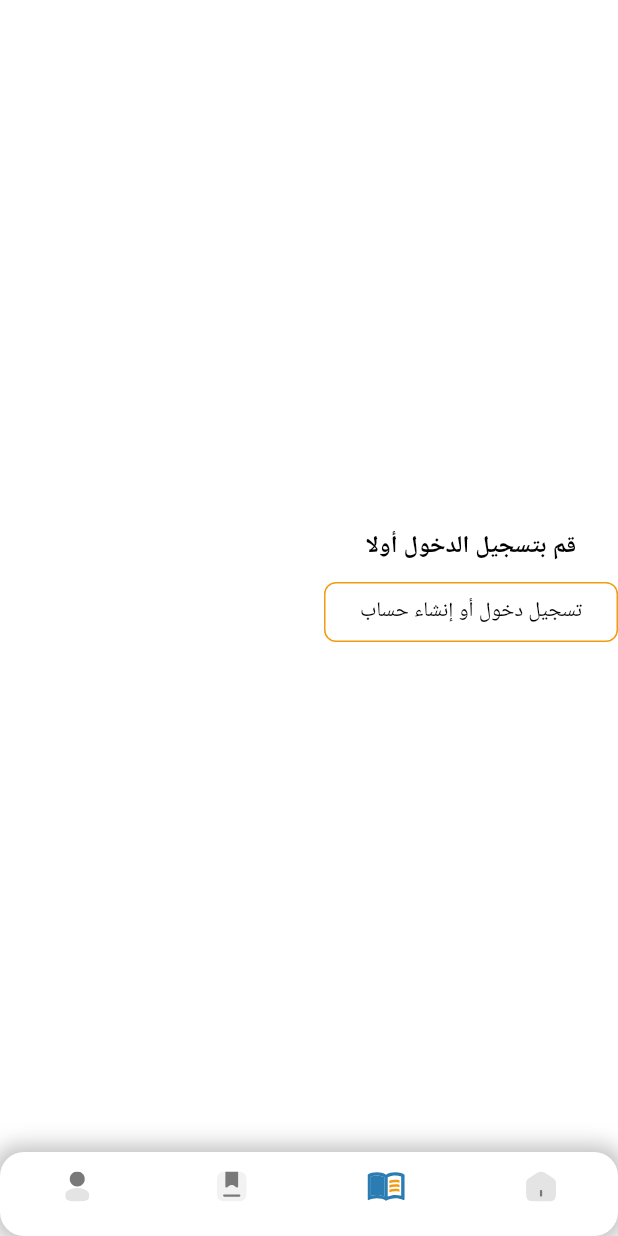
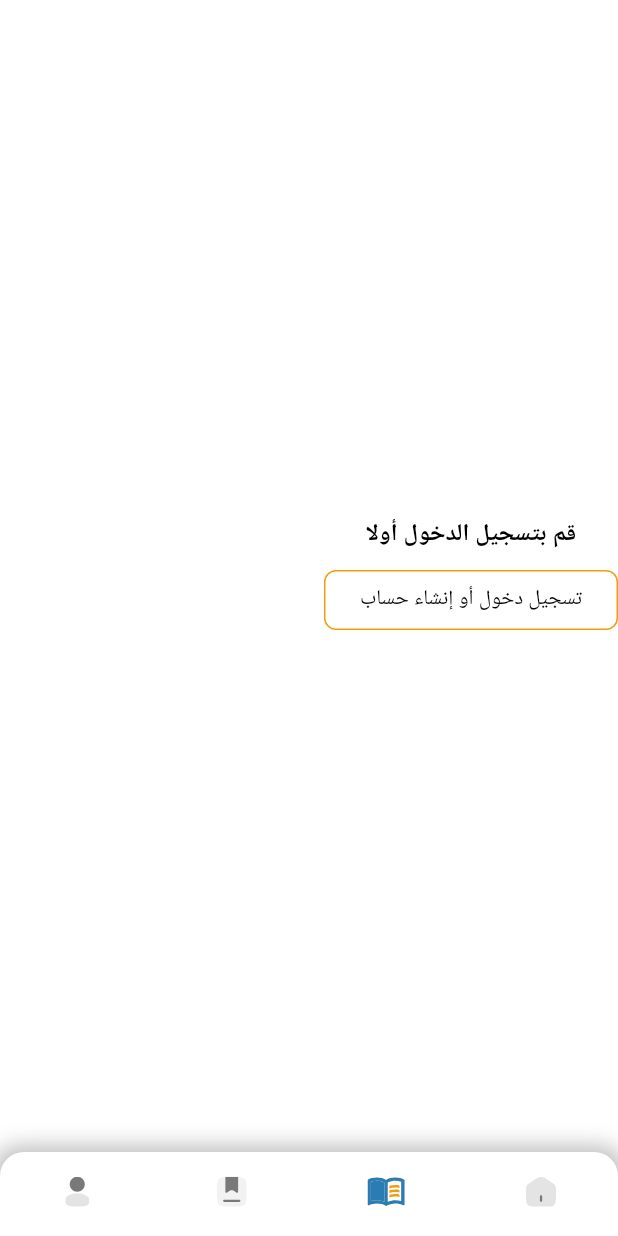
Before and after one commit to mahmoudhamdyae/ElBahaa, a Flutter app: the MainScreen screen opened directly, item 2 of the bottom bar chosen, on a phone screen of 412 x 824 dp. Run offline on Flutter 3.47's test engine with Material 3 defaults, Android fonts, the light colour scheme and no system bars; drawn by our look-alikes of persistent_bottom_nav_bar, persistent_bottom_nav_bar_v2; our stand-ins replace badges, dio, firebase_core, firebase_messaging, firebase_remote_config, flutter_local_notifications and 12 more; missing offline and left inert: flutter_media_downloader, pair, purchases_flutter, rate_my_app; accounts and stored records are empty; Roboto replaces fonts that are missing (SakkalMajalla).

Commit message:
Upgrade Fixes

```diff
--- a/lib/presentation/screens/main_screen.dart
+++ b/lib/presentation/screens/main_screen.dart
@@ -1,15 +1,13 @@
 import 'package:elbahaa/presentation/resources/assets_manager.dart';
-import 'package:elbahaa/presentation/resources/strings_manager.dart';
+import 'package:elbahaa/presentation/resources/color_manager.dart';
 import 'package:elbahaa/presentation/screens/fav/widgets/fav_screen.dart';
 import 'package:elbahaa/presentation/screens/me/widgets/me_screen.dart';
 import 'package:elbahaa/presentation/screens/subscription/widgets/subscription_screen.dart';
 import 'package:flutter/material.dart';
 import 'package:flutter_svg/flutter_svg.dart';
-import 'package:persistent_bottom_nav_bar/persistent_tab_view.dart';
+import 'package:persistent_bottom_nav_bar_v2/persistent_bottom_nav_bar_v2.dart';
 import 'package:rate_my_app/rate_my_app.dart';
 import '../../core/check_version.dart';
-import '../resources/color_manager.dart';
-import '../resources/constants_manager.dart';
 import 'home/home_screen.dart';
 
 class MainScreen extends StatefulWidget {
@@ -51,93 +49,62 @@ class _MainScreenState extends State<MainScreen> {
     }
   }
 
-  List<Widget> _buildScreens() {
-    return [
-      const HomeScreen(),
-      const SubscriptionScreen(),
-      const FavScreen(),
-      const MeScreen(),
-    ];
-  }
-
-  List<PersistentBottomNavBarItem> _navBarsItems() {
-    return [
-      PersistentBottomNavBarItem(
-        onPressed: (BuildContext? context) {
-          setState(() {
-            _selectedIndex = 0;
-            _controller.index = 0;
-          });
-        },
-        icon: _selectedIndex == 0 ? SvgPicture.asset(ImageAssets.homeSelected,) : SvgPicture.asset(ImageAssets.home,),
-        title: AppStrings.bottomBarHome,
-        activeColorPrimary: ColorManager.white,
-      ),
-      PersistentBottomNavBarItem(
-        onPressed: (BuildContext? context) {
-          setState(() {
-            _selectedIndex = 1;
-            _controller.index = 1;
-          });
-        },
-        icon: _selectedIndex == 1 ? SvgPicture.asset(ImageAssets.subscriptionSelected,) : SvgPicture.asset(ImageAssets.subscription,),
-        title: AppStrings.bottomBarSubscription,
-        activeColorPrimary: ColorManager.white,
-      ),
-      PersistentBottomNavBarItem(
-        onPressed: (BuildContext? context) {
-          setState(() {
-            _selectedIndex = 2;
-            _controller.index = 2;
-          });
-        },
-        icon: _selectedIndex == 2 ? SvgPicture.asset(ImageAssets.favSelected,) : SvgPicture.asset(ImageAssets.fav,),
-        title: AppStrings.bottomBarCart,
-        activeColorPrimary: ColorManager.white,
-      ),
-      PersistentBottomNavBarItem(
-        onPressed: (BuildContext? context) {
-          setState(() {
-            _selectedIndex = 3;
-            _controller.index = 3;
-          });
-        },
-        icon: _selectedIndex == 3 ? SvgPicture.asset(ImageAssets.meSelected,) : SvgPicture.asset(ImageAssets.me,),
-        title: AppStrings.bottomBarMe,
-        activeColorPrimary: ColorManager.white,
-      ),
-    ];
-  }
-
   @override
   Widget build(BuildContext context) {
     return Scaffold(
       body: PersistentTabView(
-        context,
         controller: _controller,
-        screens: _buildScreens(),
-        items: _navBarsItems(),
-        confineInSafeArea: true,
-        // backgroundColor: ColorManager.primary,
-        decoration: const NavBarDecoration(
-          colorBehindNavBar: ColorManager.white,
-          borderRadius: BorderRadius.all(Radius.circular(16.0)),
-          boxShadow: [
-            BoxShadow(color: Colors.black26, blurRadius: 12, spreadRadius: 4),
-          ],
+        onTabChanged: (index) {
+          setState(() {
+            _selectedIndex = index;
+          });
+        },
+        tabs: [
+          PersistentTabConfig(
+            screen: const HomeScreen(),
+            item: ItemConfig(
+                icon: SvgPicture.asset(ImageAssets.homeSelected,),
+                title: null,
+                inactiveIcon: SvgPicture.asset(ImageAssets.home,)
+            ),
+          ),
+          PersistentTabConfig(
+            screen: const SubscriptionScreen(),
+            item: ItemConfig(
+                icon: SvgPicture.asset(ImageAssets.subscriptionSelected,),
+                title: null,
+                inactiveIcon: SvgPicture.asset(ImageAssets.subscription,)
+            ),
+          ),
+          PersistentTabConfig(
+            screen: const FavScreen(),
+            item: ItemConfig(
+                icon: SvgPicture.asset(ImageAssets.favSelected,),
+                title: null,
+                inactiveIcon: SvgPicture.asset(ImageAssets.fav,)
+            ),
+          ),
+          PersistentTabConfig(
+            screen: const MeScreen(),
+            item: ItemConfig(
+                icon: SvgPicture.asset(ImageAssets.meSelected,),
+                title: null,
+                inactiveIcon: SvgPicture.asset(ImageAssets.me,)
+            ),
+          ),
+        ],
+        navBarBuilder: (navBarConfig) => Style1BottomNavBar(
+          navBarConfig: navBarConfig,
+          navBarDecoration: const NavBarDecoration(
+            borderRadius: BorderRadius.only(
+                topRight: Radius.circular(16.0),
+                topLeft: Radius.circular(16.0),
+            ),
+            boxShadow: [
+              BoxShadow(color: Colors.black26, blurRadius: 12, spreadRadius: 4),
+            ],
+          ),
         ),
-        popAllScreensOnTapOfSelectedTab: true,
-        popActionScreens: PopActionScreensType.all,
-        itemAnimationProperties: const ItemAnimationProperties(
-          duration: Duration(milliseconds: AppConstants.sliderAnimationTime),
-          curve: Curves.ease,
-        ),
-        screenTransitionAnimation: const ScreenTransitionAnimation(
-          animateTabTransition: true,
-          curve: Curves.ease,
-          duration: Duration(milliseconds: AppConstants.sliderAnimationTime),
-        ),
-        navBarStyle: NavBarStyle.style13, // Choose the nav bar style with this property.
       ),
     );
   }
--- a/lib/presentation/screens/me/widgets/me_screen.dart
+++ b/lib/presentation/screens/me/widgets/me_screen.dart
@@ -23,9 +23,7 @@ class MeScreen extends StatelessWidget {
           icon: ImageAssets.editProfile,
           title: AppStrings.editProfile,
           action: () {
-            // todo uncomment this
             showSoonDialog(context);
-            // Get.to(() => const UpdateProfileScreen());
           },
         ),
         MeItem(
--- a/lib/presentation/screens/me/widgets/me_screen_body.dart
+++ b/lib/presentation/screens/me/widgets/me_screen_body.dart
@@ -41,6 +41,7 @@ class MeScreenBody extends StatelessWidget {
             const UserImage(),
             const SizedBox(width: 8.0,),
             Column(
+              crossAxisAlignment: CrossAxisAlignment.start,
               children: [
                 Text(
                   Get.find<AuthController>().getUserName(),
```
Also changed, not shown: pubspec.yaml (+9 -9 lines), pubspec.lock, 1 other file.
